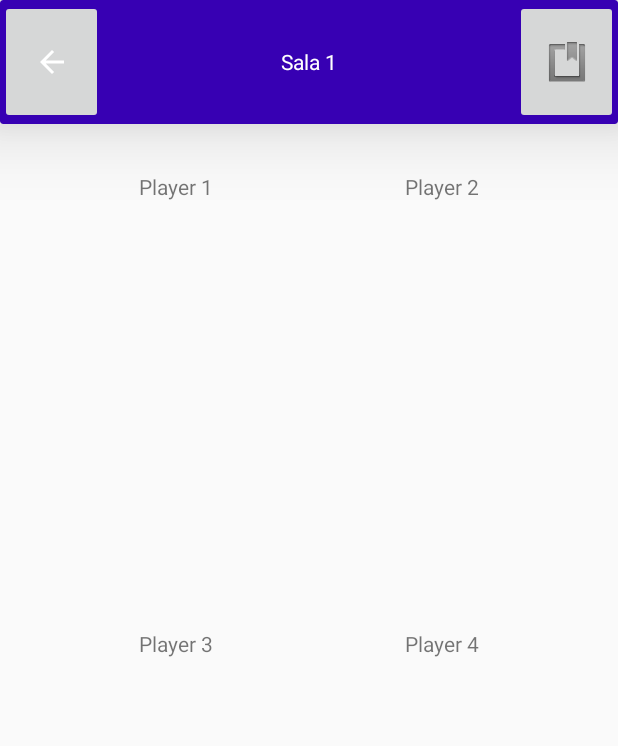
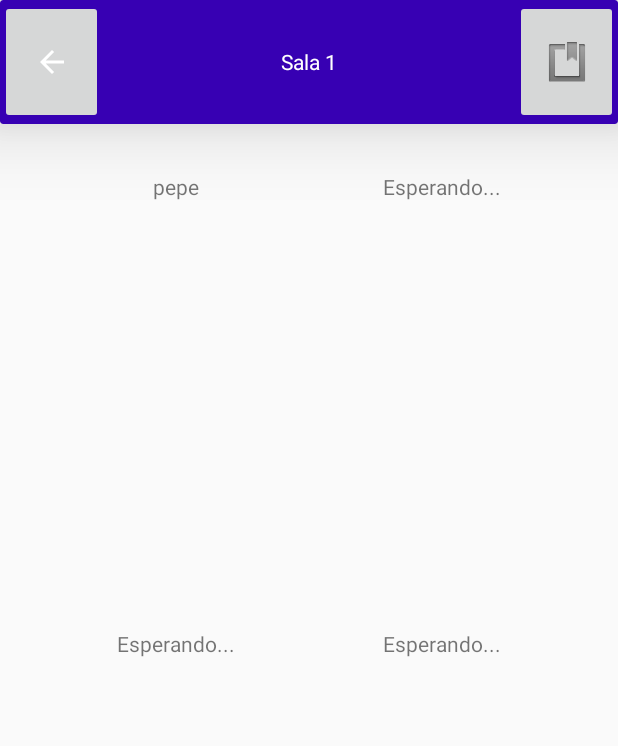
Before and after one commit to UNIZAR-30226-2021-04/Exploding-things, an Android app: the Lobby screen opened directly, with no data from a screen before it, on a phone screen of 412 x 824 dp. Shown: the top 746 px of the screen. Run offline under Robolectric (Android 15) with nearby library versions, the light colour scheme and no system bars; our stand-ins replace Volley; network calls fail.

```diff
--- a/Android/app/src/main/java/com/example/explodingthings/screens/Lobby.java
+++ b/Android/app/src/main/java/com/example/explodingthings/screens/Lobby.java
@@ -4,6 +4,7 @@ import android.content.Context;
 import android.content.SharedPreferences;
 import android.os.Bundle;
 import android.util.Log;
+import android.view.View;
 import android.widget.Button;
 import android.widget.ImageButton;
 import android.widget.TextView;
@@ -18,6 +19,8 @@ import org.jetbrains.annotations.Nullable;
 import org.json.JSONException;
 import org.json.JSONObject;
 
+import java.util.ArrayList;
+
 import okhttp3.OkHttpClient;
 import okhttp3.Request;
 import okhttp3.Response;
@@ -28,15 +31,13 @@ public class Lobby extends AppCompatActivity {
 
     private ImageButton goBackButton;
     private Button startButton;
-    private TextView firstPlayer;
-    private TextView secondPlayer;
-    private TextView thirdPlayer;
-    private TextView fourthPlayer;
+    private ArrayList<TextView> userTextList;
 
     private APIConnection api;
     private WebSocket ws;
 
-    private int numUsers;
+    private int numUsers = 0;
+    private final int totalUsers = 4;
     private String id_user;
     private int id_lobby;
     private String url;
@@ -53,26 +54,22 @@ public class Lobby extends AppCompatActivity {
 
         goBackButton = findViewById(R.id.buttonBack);
         startButton =  findViewById(R.id.buttonStartGame);
-        firstPlayer = findViewById(R.id.textPlayer1);
-        secondPlayer = findViewById(R.id.textPlayer2);
-        thirdPlayer  = findViewById(R.id.textPlayer3);
-        fourthPlayer = findViewById(R.id.textPlayer4);
 
+        initUsers();
+        addUser(id_user);
         Bundle extras = getIntent().getExtras();
         if(extras == null) {
             id_lobby = 0;
         } else {
             id_lobby = extras.getInt("id_lobby");
         }
-        Log.d("lobby", id_lobby+"");
 
         startButton.setOnClickListener ((e) -> {
             requestStart();
             //Comprobar numero de players en la sala y si es >= 2 transicion a game screen
         });
         goBackButton.setOnClickListener((e) -> {
-            sendMessage(id_user,id_lobby,"salir", ws);
-            api.exitLobbyRequest(id_user, id_lobby);
+            onBackPressed();
         });
 
         OkHttpClient client = new OkHttpClient();
@@ -80,14 +77,11 @@ public class Lobby extends AppCompatActivity {
 
     }
     private void requestStart(){
-
-
+        //Iniciar partida
     }
 
     private void fillData(){
-        //Aqui la idea sería ponernos a nosotros como jugador 1(De momento nuestro username,+ tarde nuestro icon) y distribuir al resto en los huecos libres
-        //PROBLEMA:Esto se tiene que hacer también cada vez que recibamos la info de que alguien se ha unido o ha salido de la sala
-        //No es suficiente con hacerlo al entrar.
+
     }
 
     /**
@@ -141,8 +135,21 @@ public class Lobby extends AppCompatActivity {
             public void onMessage(@NotNull WebSocket webSocket, @NotNull String text) {
                 super.onMessage(webSocket, text);
                 Log.d("Received: ", text);
-                // Cada vez que llegue algo del servidor
-                // actualizamos la informacion de la pagina
+                try {
+                    JSONObject object = new JSONObject(text);
+                    String name = object.getString("id_user");
+                    String msg_type = object.getString("msg_type");
+                    switch (msg_type) {
+                        case "connected":
+                            addUser(name);
+                            break;
+                        case "disc":
+                            deleteUser(name);
+                    }
+
+                } catch (JSONException e) {
+                    e.printStackTrace();
+                }
             }
 
             @Override
@@ -164,4 +171,31 @@ public class Lobby extends AppCompatActivity {
         api.exitLobbyRequest(id_user, id_lobby);
     }
 
+    public void addUser(String id_user){
+        runOnUiThread(() -> {
+            userTextList.get(numUsers).setText(id_user);
+            numUsers++;
+        });
+    }
+
+    public void deleteUser(String id_user){
+        runOnUiThread(() -> {
+            for(int i=0; i<totalUsers; i++){
+                if (userTextList.get(i).getText().toString().equals(id_user)){
+                    userTextList.get(i).setText("Esperando...");
+                    break;
+                }
+            }
+        });
+        numUsers--;
+    }
+
+    private void initUsers(){
+        userTextList = new ArrayList<>();
+        userTextList.add(findViewById(R.id.textPlayer1));
+        userTextList.add(findViewById(R.id.textPlayer2));
+        userTextList.add(findViewById(R.id.textPlayer3));
+        userTextList.add(findViewById(R.id.textPlayer4));
+    }
+
 }
--- a/Android/app/src/main/res/layout/game_lobby.xml
+++ b/Android/app/src/main/res/layout/game_lobby.xml
@@ -184,7 +184,7 @@
         android:id="@+id/textPlayer1"
         android:layout_width="wrap_content"
         android:layout_height="wrap_content"
-        android:text="Player 1"
+        android:text="Esperando..."
         app:layout_constraintBottom_toTopOf="@+id/guideline14"
         app:layout_constraintEnd_toStartOf="@+id/guideline7"
         app:layout_constraintStart_toStartOf="@+id/guideline5"
@@ -194,7 +194,7 @@
         android:id="@+id/textPlayer2"
         android:layout_width="wrap_content"
         android:layout_height="wrap_content"
-        android:text="Player 2"
+        android:text="Esperando..."
         app:layout_constraintBottom_toTopOf="@+id/imageView2"
         app:layout_constraintEnd_toStartOf="@+id/guideline8"
         app:layout_constraintStart_toStartOf="@+id/guideline16"
@@ -204,7 +204,7 @@
         android:id="@+id/textPlayer3"
         android:layout_width="wrap_content"
         android:layout_height="wrap_content"
-        android:text="Player 3"
+        android:text="Esperando..."
         app:layout_constraintBottom_toTopOf="@+id/guideline11"
         app:layout_constraintEnd_toStartOf="@+id/guideline7"
         app:layout_constraintStart_toStartOf="@+id/guideline5"
@@ -214,7 +214,7 @@
         android:id="@+id/textPlayer4"
         android:layout_width="wrap_content"
         android:layout_height="wrap_content"
-        android:text="Player 4"
+        android:text="Esperando..."
         app:layout_constraintBottom_toTopOf="@+id/guideline11"
         app:layout_constraintEnd_toStartOf="@+id/guideline8"
         app:layout_constraintStart_toStartOf="@+id/guideline16"
```
